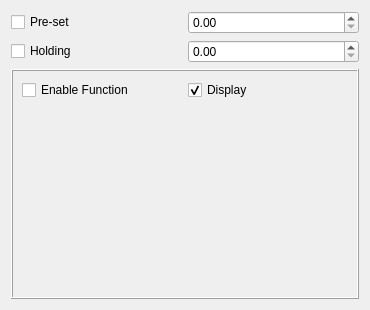
This is lib/devices/DAQGeneric/AOChannelTemplate.ui in acq4/acq4 as Qt 5 draws it before an edit. The edited form follows.
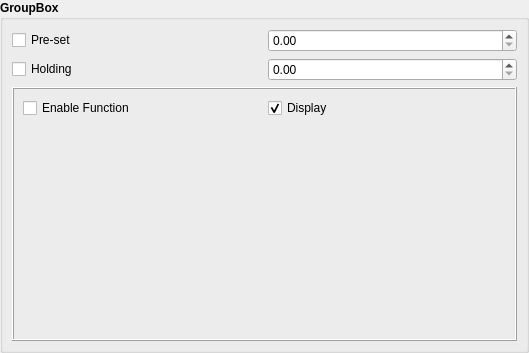
This is the edited form. Custom widgets are drawn as their Qt base class.

Patch:
```diff
--- a/lib/devices/DAQGeneric/AOChannelTemplate.ui
+++ b/lib/devices/DAQGeneric/AOChannelTemplate.ui
@@ -1,39 +1,83 @@
 <ui version="4.0" >
  <class>Form</class>
- <widget class="QWidget" name="Form" >
-  <property name="geometry" >
+ <widget class="QWidget" name="Form">
+  <property name="geometry">
    <rect>
     <x>0</x>
     <y>0</y>
-    <width>370</width>
-    <height>310</height>
+    <width>529</width>
+    <height>353</height>
    </rect>
   </property>
   <property name="windowTitle" >
    <string>Form</string>
   </property>
-  <layout class="QVBoxLayout" name="verticalLayout_2" >
+  <layout class="QVBoxLayout" name="verticalLayout_3">
+   <property name="spacing">
+    <number>0</number>
+   </property>
+   <property name="margin">
+    <number>0</number>
+   </property>
    <item>
-    <layout class="QGridLayout" name="gridLayout" >
-     <item row="0" column="0" >
-      <widget class="QCheckBox" name="preSetCheck" >
-       <property name="text" >
+    <widget class="QGroupBox" name="groupBox">
+     <property name="font">
+      <font>
+       <weight>75</weight>
+       <bold>true</bold>
+      </font>
+     </property>
+     <property name="title">
+      <string>GroupBox</string>
+     </property>
+     <layout class="QVBoxLayout" name="verticalLayout_2">
+      <item>
+       <layout class="QGridLayout" name="gridLayout">
+        <item row="0" column="0">
+         <widget class="QCheckBox" name="preSetCheck">
+          <property name="font">
+           <font>
+            <weight>50</weight>
+            <bold>false</bold>
+           </font>
+          </property>
+          <property name="text">
         <string>Pre-set</string>
        </property>
       </widget>
      </item>
-     <item row="0" column="1" >
-      <widget class="QDoubleSpinBox" name="preSetSpin" />
-     </item>
-     <item row="1" column="0" >
-      <widget class="QCheckBox" name="holdingCheck" >
-       <property name="text" >
+        <item row="0" column="1">
+         <widget class="QDoubleSpinBox" name="preSetSpin">
+          <property name="font">
+           <font>
+            <weight>50</weight>
+            <bold>false</bold>
+           </font>
+          </property>
+         </widget>
+        </item>
+        <item row="1" column="0">
+         <widget class="QCheckBox" name="holdingCheck">
+          <property name="font">
+           <font>
+            <weight>50</weight>
+            <bold>false</bold>
+           </font>
+          </property>
+          <property name="text">
         <string>Holding</string>
        </property>
       </widget>
      </item>
-     <item row="1" column="1" >
-      <widget class="QDoubleSpinBox" name="holdingSpin" />
+        <item row="1" column="1">
+         <widget class="QDoubleSpinBox" name="holdingSpin">
+          <property name="font">
+           <font>
+            <weight>50</weight>
+            <bold>false</bold>
+           </font>
+          </property>
+         </widget>
      </item>
     </layout>
    </item>
@@ -49,15 +93,27 @@
       <item>
        <layout class="QHBoxLayout" name="horizontalLayout" >
         <item>
-         <widget class="QCheckBox" name="functionCheck" >
-          <property name="text" >
+            <widget class="QCheckBox" name="functionCheck">
+             <property name="font">
+              <font>
+               <weight>50</weight>
+               <bold>false</bold>
+              </font>
+             </property>
+             <property name="text">
            <string>Enable Function</string>
           </property>
          </widget>
         </item>
         <item>
-         <widget class="QCheckBox" name="displayCheck" >
-          <property name="text" >
+            <widget class="QCheckBox" name="displayCheck">
+             <property name="font">
+              <font>
+               <weight>50</weight>
+               <bold>false</bold>
+              </font>
+             </property>
+             <property name="text">
            <string>Display</string>
           </property>
           <property name="checked" >
@@ -75,6 +131,15 @@
           <verstretch>0</verstretch>
          </sizepolicy>
         </property>
+           <property name="font">
+            <font>
+             <weight>50</weight>
+             <bold>false</bold>
+            </font>
+           </property>
+          </widget>
+         </item>
+        </layout>
        </widget>
       </item>
      </layout>
```
Left out of the diff: 23 changed lines with no effect on the pictures. Lines whose indentation alone changed are shown as unchanged.
